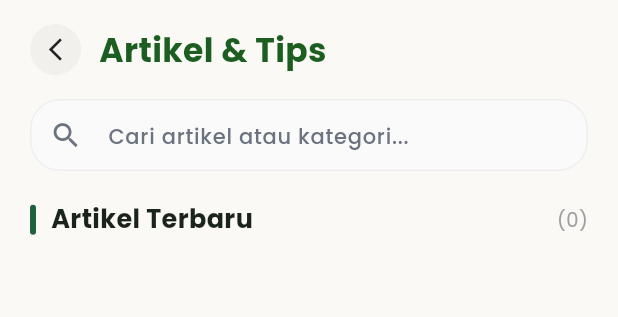
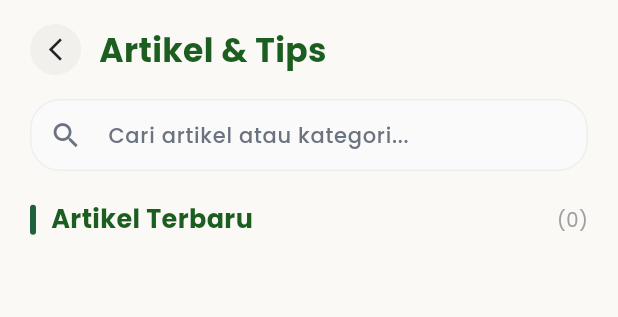
Before and after one commit to madsobirin/proyek_3_mobile, a Flutter app: the ArtikelPage widget shown alone on an empty page, opened directly with empty values, on a phone screen of 412 x 824 dp. Shown: the top 317 px of the screen. Run offline on Flutter 3.47's test engine with Material 3 defaults, Android fonts, the phone set to English and light mode, and no system bars; our stand-ins replace fl_chart, flutter_local_notifications, flutter_svg, flutter_widget_from_html, google_fonts, google_sign_in and 5 more; missing offline and left inert: dart:html, mobile_scanner; accounts and stored records are empty; network calls fail.

Commit message:
ganti warna input di page: menu, artikel

```diff
--- a/lib/pages/dashboard/artikel_page.dart
+++ b/lib/pages/dashboard/artikel_page.dart
@@ -140,6 +140,10 @@ class _ArtikelPageState extends State<ArtikelPage> {
             child: Padding(
               padding: const EdgeInsets.fromLTRB(20, 16, 20, 0),
               child: TextField(
+                style: GoogleFonts.poppins(
+                  color: const Color(0xFF111827),
+                  fontSize: 14,
+                ),
                 onChanged: (v) => setState(() => _search = v),
                 decoration: InputDecoration(
                   hintText: 'Cari artikel atau kategori...',
@@ -340,6 +344,7 @@ class _ArtikelPageState extends State<ArtikelPage> {
                       style: GoogleFonts.poppins(
                         fontSize: 17,
                         fontWeight: FontWeight.bold,
+                        color: Colors.green.shade900,
                       ),
                     ),
                   ),
```
Also changed, not shown: lib/pages/dashboard/menu_page.dart (+11 -0 lines).
